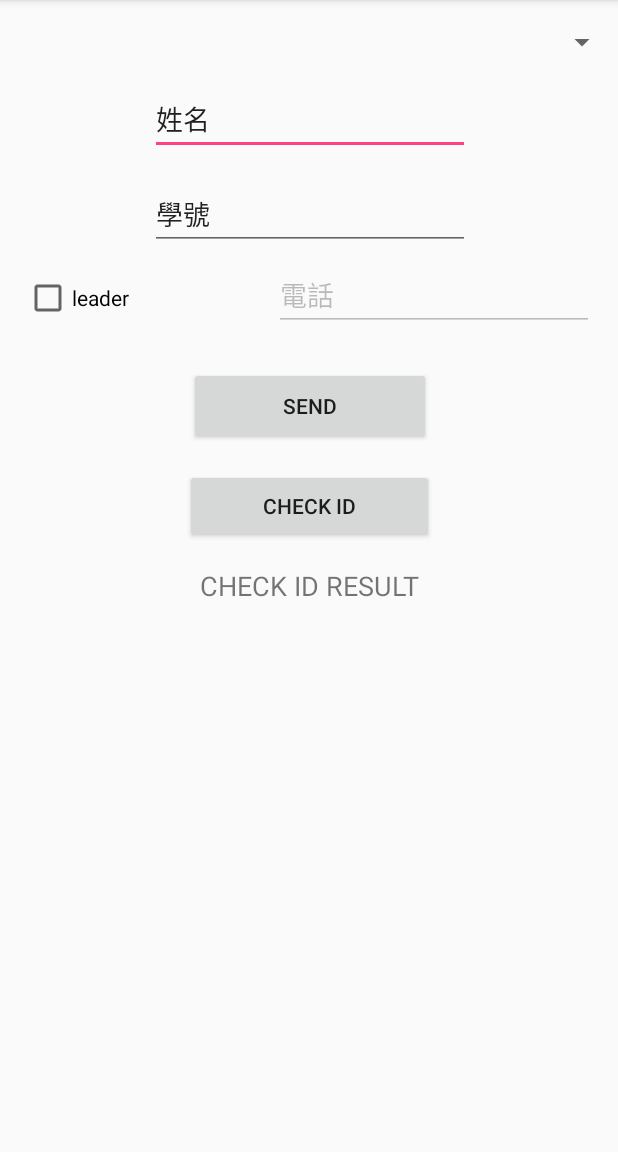
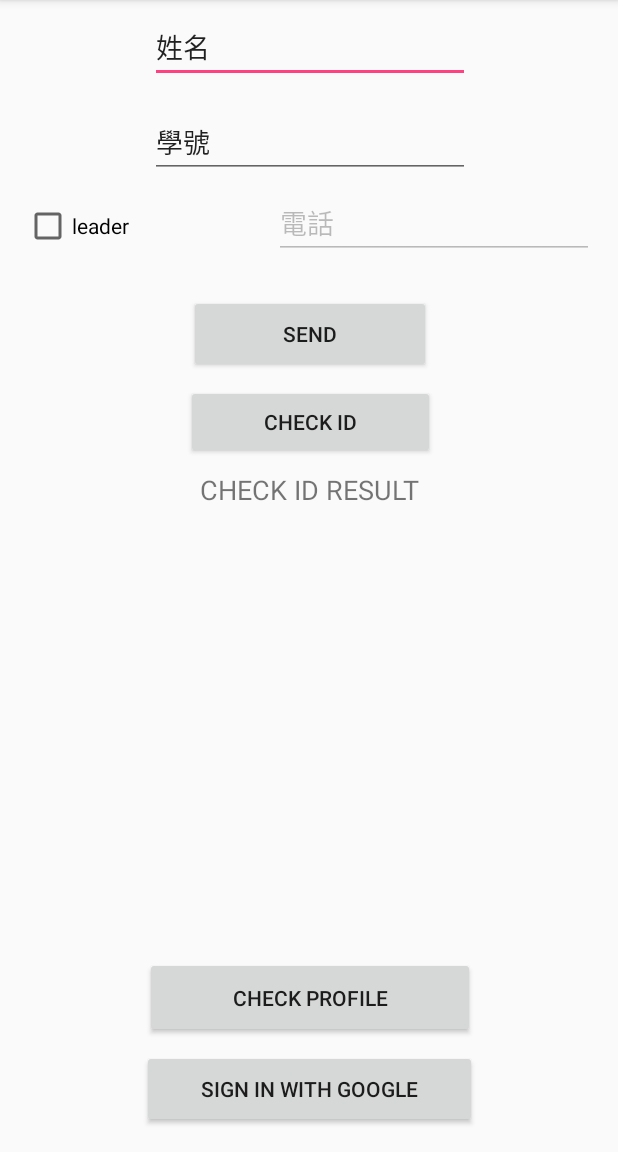
Before and after one commit to nckucsiewv/Confirm_identity_app, an Android app: the screen it shows after launch (MainActivity), on a phone screen of 412 x 824 dp, the part 84-1236 px from its top. Run offline under Robolectric (Android 15) with nearby library versions, the phone set to English and light mode, and no system bars; our stand-ins replace Firebase (no records; nobody signed in at launch, a user with empty details on screens opened directly).

Commit message:
add google signIn

```diff
--- a/app/build.gradle
+++ b/app/build.gradle
@@ -31,7 +31,10 @@ dependencies {
     compile 'com.google.firebase:firebase-core:11.4.0'
     compile 'com.google.firebase:firebase-database:11.4.0'
     compile 'com.google.firebase:firebase-auth:11.4.0'
+    compile 'com.google.android.gms:play-services-auth:11.4.0'
     compile 'com.google.firebase:firebase-crash:11.4.0'
+    compile 'org.apache.httpcomponents:httpcore:4.4.1'
+    compile 'org.apache.httpcomponents:httpclient:4.5'
     testCompile 'junit:junit:4.12'
 }
 apply plugin: 'com.google.gms.google-services'
--- a/app/src/main/java/iris/tryfirebase/DisplayActivity.java
+++ b/app/src/main/java/iris/tryfirebase/DisplayActivity.java
@@ -9,5 +9,6 @@ public class DisplayActivity extends AppCompatActivity {
     protected void onCreate(Bundle savedInstanceState) {
         super.onCreate(savedInstanceState);
         setContentView(R.layout.activity_display);
+
     }
 }
--- a/app/src/main/java/iris/tryfirebase/MainActivity.java
+++ b/app/src/main/java/iris/tryfirebase/MainActivity.java
@@ -1,25 +1,58 @@
 package iris.tryfirebase;
 
 import android.content.Intent;
+import android.net.Uri;
+import android.os.AsyncTask;
 import android.os.Bundle;
+import android.support.annotation.NonNull;
 import android.support.v7.app.AppCompatActivity;
+import android.util.Log;
 import android.view.View;
+import android.webkit.WebView;
+import android.webkit.WebViewClient;
 import android.widget.CheckBox;
 import android.widget.EditText;
 import android.widget.TextView;
+import android.widget.Toast;
 
+import com.google.android.gms.auth.api.signin.GoogleSignInAccount;
+import com.google.android.gms.auth.api.signin.GoogleSignInOptions;
+import com.google.android.gms.auth.api.*;
+import com.google.android.gms.auth.api.signin.GoogleSignInResult;
+import com.google.android.gms.common.ConnectionResult;
+import com.google.android.gms.common.api.GoogleApiClient;
+import com.google.android.gms.tasks.OnCompleteListener;
+import com.google.android.gms.tasks.Task;
 import com.google.firebase.database.DataSnapshot;
 import com.google.firebase.database.DatabaseError;
 import com.google.firebase.database.DatabaseReference;
 import com.google.firebase.database.FirebaseDatabase;
 import com.google.firebase.database.Query;
 import com.google.firebase.database.ValueEventListener;
+import com.google.firebase.auth.*;
+
+import org.apache.http.*;
+import org.apache.*;
+
+import java.io.BufferedReader;
+import java.io.IOException;
+import java.io.InputStreamReader;
+import java.net.HttpURLConnection;
+import java.net.URL;
+import java.util.Observer;
 
 
 public class MainActivity extends AppCompatActivity {
 
     public DatabaseReference myRef;
     static public int count=0;
+    private FirebaseUser user;
+    private FirebaseAuth mAuth;
+    private FirebaseAuth.AuthStateListener mAuthListener;
+    private static final int RC_SIGN_IN = 1;
+    private GoogleApiClient mGoogleApiClient;
+    private static final String TAG = "RandomRandom";
+
     @Override
     protected void onCreate(Bundle savedInstanceState) {
         super.onCreate(savedInstanceState);
@@ -27,6 +60,77 @@ public class MainActivity extends AppCompatActivity {
 
         FirebaseDatabase database = FirebaseDatabase.getInstance();
         myRef = database.getReference();
+
+        mAuth = FirebaseAuth.getInstance();
+
+        mAuthListener = new FirebaseAuth.AuthStateListener(){
+            @Override
+            public void onAuthStateChanged(@NonNull FirebaseAuth firebaseAuth){
+                if(firebaseAuth.getCurrentUser() != null){
+                    startActivity(new Intent(MainActivity.this, AccountActivity.class));
+                }
+            }
+        };
+
+        GoogleSignInOptions gso = new GoogleSignInOptions.Builder(GoogleSignInOptions.DEFAULT_SIGN_IN)
+                .requestIdToken(getString(R.string.default_web_client_id))
+                .requestEmail()
+                .build();
+
+        mGoogleApiClient = new GoogleApiClient.Builder(getApplicationContext())
+                .enableAutoManage(this, new GoogleApiClient.OnConnectionFailedListener(){
+                    @Override
+                    public void onConnectionFailed(@NonNull ConnectionResult connectionResult){
+                        Toast.makeText(MainActivity.this, "got an error", Toast.LENGTH_LONG).show();
+                    }
+                }).addApi(Auth.GOOGLE_SIGN_IN_API, gso)
+                .build();
+    }
+
+    // called when users clicking the 'SIGN IN' btn
+    public void signIn(View v) {
+        Intent signInIntent = Auth.GoogleSignInApi.getSignInIntent(mGoogleApiClient);
+        startActivityForResult(signInIntent, RC_SIGN_IN);
+
+        mAuth.addAuthStateListener(mAuthListener);
+    }
+
+    @Override
+    public void onActivityResult(int requestCode, int resultCode, Intent data) {
+        super.onActivityResult(requestCode, resultCode, data);
+
+        // Result returned from launching the Intent from GoogleSignInApi.getSignInIntent(...);
+        if (requestCode == RC_SIGN_IN) {
+            GoogleSignInResult result = Auth.GoogleSignInApi.getSignInResultFromIntent(data);
+            if (result.isSuccess()) {
+                // Google Sign In was successful, authenticate with Firebase
+                GoogleSignInAccount account = result.getSignInAccount();
+                firebaseAuthWithGoogle(account);
+            } else {
+                // Google Sign In failed, update UI appropriately
+                // ...
+            }
+        }
+    }
+
+    private void firebaseAuthWithGoogle(GoogleSignInAccount account) {
+        AuthCredential credential = GoogleAuthProvider.getCredential(account.getIdToken(), null);
+        mAuth.signInWithCredential(credential)
+                .addOnCompleteListener(this, new OnCompleteListener<AuthResult>() {
+                    @Override
+                    public void onComplete(@NonNull Task<AuthResult> task) {
+                        if (task.isSuccessful()) {
+                            Log.d(TAG, "signInWithCredential:success");
+                            user = mAuth.getCurrentUser();
+                        } else {
+                            Log.w(TAG, "signInWithCredential:failure", task.getException());
+                            Toast.makeText(MainActivity.this, "Authentication failed.",
+                                    Toast.LENGTH_SHORT).show();
+                        }
+
+                        // ...
+                    }
+                });
     }
 
     // called when users clicking on the 'leader' checkBox
@@ -44,16 +148,20 @@ public class MainActivity extends AppCompatActivity {
 
     // add a player info to firebase
     public void addPlayer(String name, String id){
+        if(mAuth.getCurrentUser() != null){
             Player player = new Player(name,id);
-        myRef.child("player").child(Integer.toString(count)).setValue(player);
+            myRef.child(mAuth.getCurrentUser().getUid()).child(Integer.toString(count)).setValue(player);
             ++count;
+        }
     }
 
     // add a leader info to firebase
     public void addLeader(String name, String id, String phone){
+        if(mAuth.getCurrentUser() != null){
             Player player = new Player(name,id,phone);
-        myRef.child("player").child(Integer.toString(count)).setValue(player);
+            myRef.child(mAuth.getCurrentUser().getUid()).child(Integer.toString(count)).setValue(player);
             ++count;
+        }
     }
 
     // called when users clicking the 'send' btn
@@ -86,7 +194,8 @@ public class MainActivity extends AppCompatActivity {
     // check if the id exists in the firebase
     // the checking result will be displayed under the 'check' btn
     public void checkID(String id){
-        Query query = myRef.child("player").orderByChild("id").equalTo(id);
+        if(mAuth.getCurrentUser() != null){
+            Query query = myRef.child(mAuth.getCurrentUser().getUid()).orderByChild("id").equalTo(id);
             query.addListenerForSingleValueEvent(new ValueEventListener() {
                 @Override
                 public void onDataChange(DataSnapshot dataSnapshot) {
@@ -103,7 +212,13 @@ public class MainActivity extends AppCompatActivity {
 
                 }
             });
+        }
+    }
 
+    // called when clicking on 'check profile' btn
+    // jump to AccountActivity
+    public void checkProfile(View v){
+        startActivity(new Intent(MainActivity.this, AccountActivity.class));
     }
 
 }
--- a/app/src/main/res/layout/activity_main.xml
+++ b/app/src/main/res/layout/activity_main.xml
@@ -10,14 +10,14 @@
         android:id="@+id/editText_name"
         android:layout_width="wrap_content"
         android:layout_height="wrap_content"
-        android:layout_marginTop="16dp"
         android:ems="10"
         android:inputType="textPersonName"
         android:text="姓名"
         app:layout_constraintHorizontal_bias="0.502"
         app:layout_constraintLeft_toLeftOf="parent"
         app:layout_constraintRight_toRightOf="parent"
-        app:layout_constraintTop_toBottomOf="@+id/spinner_department" />
+        app:layout_constraintTop_toTopOf="parent"
+        android:layout_marginTop="8dp" />
 
     <EditText
         android:id="@+id/editText_num"
@@ -44,16 +44,6 @@
         android:layout_marginTop="24dp"
         app:layout_constraintTop_toBottomOf="@+id/editText_phone" />
 
-    <Spinner
-        android:id="@+id/spinner_department"
-        android:layout_width="0dp"
-        android:layout_height="wrap_content"
-        android:layout_marginTop="16dp"
-        app:layout_constraintHorizontal_bias="0.0"
-        app:layout_constraintLeft_toLeftOf="parent"
-        app:layout_constraintRight_toRightOf="parent"
-        app:layout_constraintTop_toTopOf="parent" />
-
     <EditText
         android:id="@+id/editText_phone"
         android:layout_width="wrap_content"
@@ -70,10 +60,10 @@
         android:id="@+id/button_check"
         android:layout_width="166dp"
         android:layout_height="49dp"
-        android:layout_marginTop="16dp"
+        android:layout_marginTop="8dp"
         android:onClick="sendCheckingID"
         android:text="CHECK ID"
-        app:layout_constraintHorizontal_bias="0.502"
+        app:layout_constraintHorizontal_bias="0.504"
         app:layout_constraintLeft_toLeftOf="parent"
         app:layout_constraintRight_toRightOf="parent"
         app:layout_constraintTop_toBottomOf="@+id/button_send" />
@@ -88,7 +78,7 @@
         app:layout_constraintHorizontal_bias="0.503"
         app:layout_constraintLeft_toLeftOf="parent"
         app:layout_constraintRight_toRightOf="parent"
-        android:layout_marginTop="16dp"
+        android:layout_marginTop="8dp"
         app:layout_constraintTop_toBottomOf="@+id/button_check" />
 
     <CheckBox
@@ -103,4 +93,30 @@
         app:layout_constraintTop_toBottomOf="@+id/editText_num"
         tools:layout_editor_absoluteY="173dp" />
 
+    <Button
+        android:id="@+id/button_signIn"
+        android:layout_width="223dp"
+        android:layout_height="52dp"
+        android:layout_marginBottom="16dp"
+        android:onClick="signIn"
+        android:text="SIGN IN WITH GOOGLE"
+        app:layout_constraintBottom_toBottomOf="parent"
+        app:layout_constraintLeft_toLeftOf="parent"
+        app:layout_constraintRight_toRightOf="parent"
+        tools:layout_editor_absoluteY="443dp" />
+
+    <Button
+        android:id="@+id/button_checkProfile"
+        android:layout_width="220dp"
+        android:layout_height="54dp"
+        android:layout_marginBottom="8dp"
+        android:onClick="checkProfile"
+        android:text="CHECK PROFILE"
+        app:layout_constraintBottom_toTopOf="@+id/button_signIn"
+        app:layout_constraintHorizontal_bias="0.503"
+        app:layout_constraintLeft_toLeftOf="parent"
+        app:layout_constraintRight_toRightOf="parent"
+        tools:layout_editor_absoluteY="381dp" />
+
+
 </android.support.constraint.ConstraintLayout>
--- a/app/src/main/res/values/strings.xml
+++ b/app/src/main/res/values/strings.xml
@@ -1,3 +1,7 @@
 <resources>
     <string name="app_name">TryFirebase</string>
+    <string name="github_app_id">4f834f7543314b400c2a</string>
+    <string name="github_app_secret">befe9f1cf26046eaa48e8ccca1575b1e2825f552</string>
+    <string name="github_app_callbackURL">https://fir-test-d5011.firebaseapp.com/__/auth/handler</string>
+
 </resources>
```
Also changed, not shown: app/src/main/AndroidManifest.xml (+5 -2 lines), app/src/main/java/iris/tryfirebase/AccountActivity.java (added, +43 -0 lines), app/src/main/res/layout/activity_account.xml (added, +41 -0 lines). Lines whose indentation alone changed are shown as unchanged.
